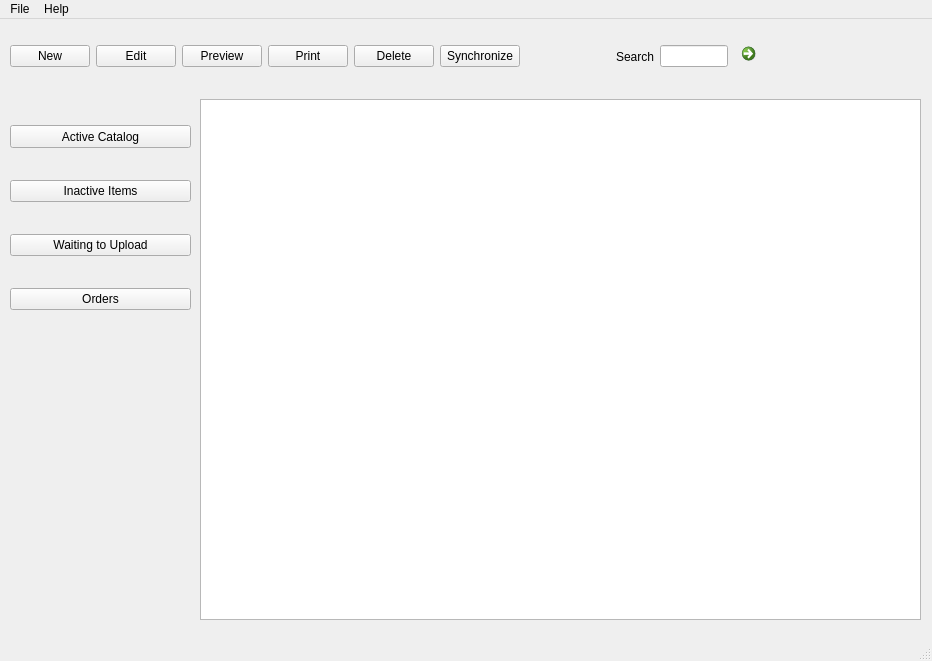
jwfraustro/laughing-waddle, file real_gui.ui: the form before one commit.
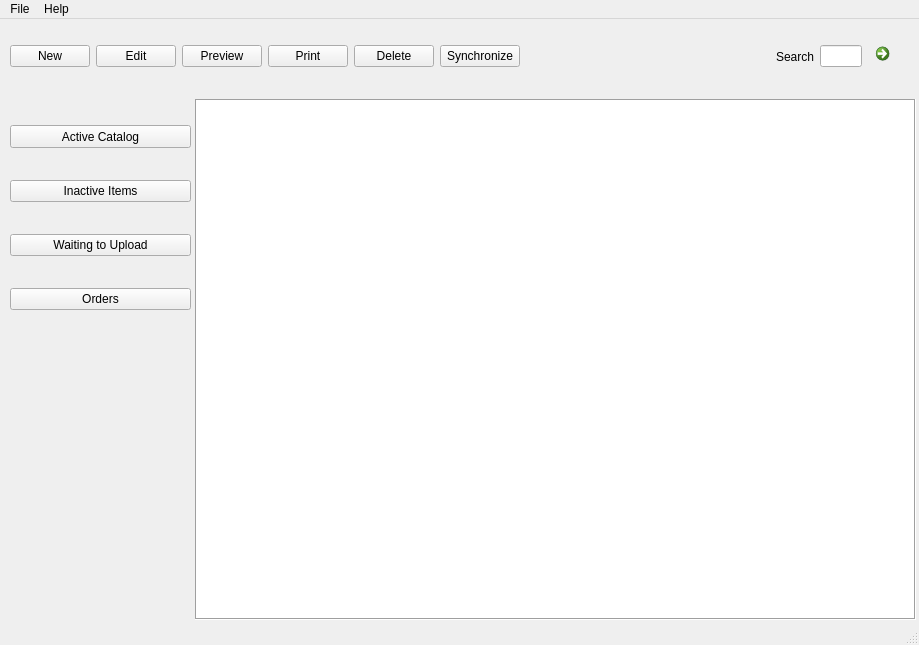
The form after the commit. Icons and pictures are not drawn.

```diff
--- a/real_gui.ui
+++ b/real_gui.ui
@@ -6,8 +6,8 @@
    <rect>
     <x>0</x>
     <y>0</y>
-    <width>932</width>
-    <height>661</height>
+    <width>919</width>
+    <height>645</height>
    </rect>
   </property>
   <property name="sizePolicy">
@@ -107,7 +107,7 @@
      <rect>
       <x>10</x>
       <y>0</y>
-      <width>892</width>
+      <width>1026</width>
       <height>75</height>
      </rect>
     </property>
@@ -213,7 +213,7 @@
        </property>
        <property name="sizeHint" stdset="0">
         <size>
-         <width>90</width>
+         <width>125</width>
          <height>20</height>
         </size>
        </property>
@@ -221,6 +221,22 @@
      </item>
      <item>
       <layout class="QHBoxLayout" name="horizontalLayout_4">
+       <item>
+        <spacer name="horizontalSpacer_2">
+         <property name="orientation">
+          <enum>Qt::Horizontal</enum>
+         </property>
+         <property name="sizeType">
+          <enum>QSizePolicy::Fixed</enum>
+         </property>
+         <property name="sizeHint" stdset="0">
+          <size>
+           <width>125</width>
+           <height>20</height>
+          </size>
+         </property>
+        </spacer>
+       </item>
        <item>
         <widget class="QLabel" name="search_lbl">
          <property name="text">
@@ -229,7 +245,8 @@
         </widget>
        </item>
        <item>
-        <widget class="QLineEdit" name="search_box"/>
+        <widget class="QLineEdit" name="search_box">
+        </widget>
        </item>
        <item>
         <widget class="QCommandLinkButton" name="search_btn">
@@ -251,10 +268,10 @@
    <widget class="QFrame" name="frame">
     <property name="geometry">
      <rect>
-      <x>200</x>
+      <x>195</x>
       <y>80</y>
-      <width>731</width>
-      <height>541</height>
+      <width>721</width>
+      <height>521</height>
      </rect>
     </property>
     <property name="sizePolicy">
@@ -267,14 +284,14 @@
      <enum>QFrame::NoFrame</enum>
     </property>
     <property name="frameShadow">
-     <enum>QFrame::Raised</enum>
+     <enum>QFrame::Plain</enum>
     </property>
     <widget class="QTableView" name="catalog_table">
      <property name="geometry">
       <rect>
        <x>0</x>
        <y>0</y>
-       <width>681</width>
+       <width>721</width>
        <height>521</height>
       </rect>
      </property>
@@ -284,8 +301,8 @@
      <property name="contextMenuPolicy">
       <enum>Qt::CustomContextMenu</enum>
      </property>
-     <property name="styleSheet">
-      <string notr="true">background-color: rgb(170, 170, 255);</string>
+     <property name="frameShape">
+      <enum>QFrame::Box</enum>
      </property>
      <property name="sortingEnabled">
       <bool>true</bool>
@@ -309,14 +326,14 @@
      <property name="contextMenuPolicy">
       <enum>Qt::CustomContextMenu</enum>
      </property>
-     <property name="styleSheet">
-      <string notr="true"/>
+     <property name="frameShape">
+      <enum>QFrame::Box</enum>
      </property>
      <property name="sizeAdjustPolicy">
       <enum>QAbstractScrollArea::AdjustToContents</enum>
      </property>
      <attribute name="horizontalHeaderVisible">
-      <bool>true</bool>
+      <bool>false</bool>
      </attribute>
      <attribute name="verticalHeaderVisible">
       <bool>false</bool>
@@ -329,7 +346,7 @@
     <rect>
      <x>0</x>
      <y>0</y>
-     <width>932</width>
+     <width>919</width>
      <height>21</height>
     </rect>
    </property>
```
Left out of the diff: 172 changed lines with no effect on the pictures.
